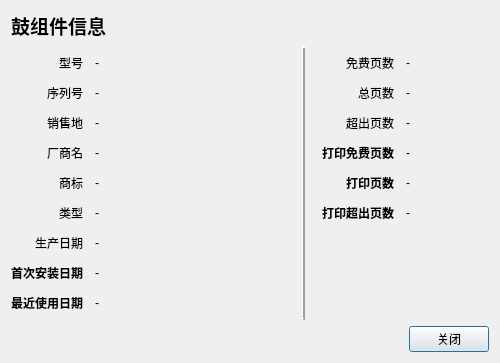
This is readback.ui in yslinux86/supplywriter_factory as Qt 5 draws it before an edit. The edited form follows.
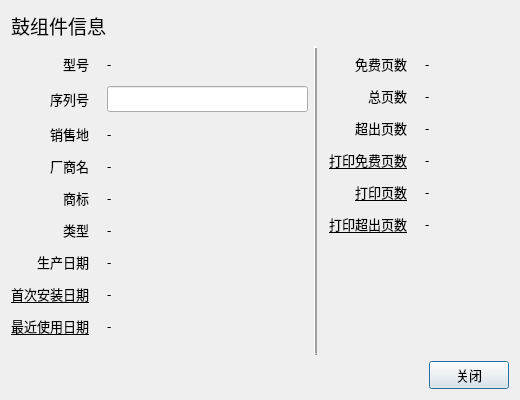
This is the edited form.

Patch:
```diff
--- a/readback.ui
+++ b/readback.ui
@@ -6,10 +6,16 @@
    <rect>
     <x>0</x>
     <y>0</y>
-    <width>500</width>
-    <height>320</height>
+    <width>520</width>
+    <height>400</height>
    </rect>
   </property>
+  <property name="font">
+   <font>
+    <family>微软雅黑</family>
+    <pointsize>10</pointsize>
+   </font>
+  </property>
   <property name="windowTitle">
    <string>耗材芯片回读信息</string>
   </property>
@@ -28,10 +34,10 @@
         <widget class="QLabel" name="DrumInfo">
          <property name="font">
           <font>
-           <family>Microsoft YaHei UI</family>
+           <family>微软雅黑</family>
            <pointsize>14</pointsize>
-           <weight>75</weight>
-           <bold>true</bold>
+           <weight>50</weight>
+           <bold>false</bold>
           </font>
          </property>
          <property name="text">
@@ -91,11 +97,20 @@
            <property name="bottomMargin">
             <number>8</number>
            </property>
-           <property name="spacing">
+           <property name="horizontalSpacing">
+            <number>18</number>
+           </property>
+           <property name="verticalSpacing">
             <number>12</number>
            </property>
            <item row="2" column="0">
             <widget class="QLabel" name="MarketLabel">
+             <property name="font">
+              <font>
+               <family>微软雅黑</family>
+               <pointsize>10</pointsize>
+              </font>
+             </property>
              <property name="text">
               <string>销售地</string>
              </property>
@@ -113,6 +128,12 @@
            </item>
            <item row="0" column="0">
             <widget class="QLabel" name="ModelLabel">
+             <property name="font">
+              <font>
+               <family>微软雅黑</family>
+               <pointsize>10</pointsize>
+              </font>
+             </property>
              <property name="layoutDirection">
               <enum>Qt::LeftToRight</enum>
              </property>
@@ -126,6 +147,12 @@
            </item>
            <item row="3" column="0">
             <widget class="QLabel" name="FactoryNameLabel">
+             <property name="font">
+              <font>
+               <family>微软雅黑</family>
+               <pointsize>10</pointsize>
+              </font>
+             </property>
              <property name="text">
               <string>厂商名</string>
              </property>
@@ -136,6 +163,12 @@
            </item>
            <item row="1" column="0">
             <widget class="QLabel" name="SerialNoLabel">
+             <property name="font">
+              <font>
+               <family>微软雅黑</family>
+               <pointsize>10</pointsize>
+              </font>
+             </property>
              <property name="text">
               <string>序列号</string>
              </property>
@@ -146,6 +179,12 @@
            </item>
            <item row="5" column="0">
             <widget class="QLabel" name="TypeLabel">
+             <property name="font">
+              <font>
+               <family>微软雅黑</family>
+               <pointsize>10</pointsize>
+              </font>
+             </property>
              <property name="text">
               <string>类型</string>
              </property>
@@ -156,6 +195,12 @@
            </item>
            <item row="4" column="0">
             <widget class="QLabel" name="TradeMarkLabel">
+             <property name="font">
+              <font>
+               <family>微软雅黑</family>
+               <pointsize>10</pointsize>
+              </font>
+             </property>
              <property name="text">
               <string>商标</string>
              </property>
@@ -168,8 +213,11 @@
             <widget class="QLabel" name="FirstDateLabel">
              <property name="font">
               <font>
-               <weight>75</weight>
-               <bold>true</bold>
+               <family>微软雅黑</family>
+               <pointsize>10</pointsize>
+               <weight>50</weight>
+               <bold>false</bold>
+               <underline>true</underline>
               </font>
              </property>
              <property name="text">
@@ -185,6 +233,12 @@
            </item>
            <item row="6" column="0">
             <widget class="QLabel" name="ProductionDateLabel">
+             <property name="font">
+              <font>
+               <family>微软雅黑</family>
+               <pointsize>10</pointsize>
+              </font>
+             </property>
              <property name="text">
               <string>生产日期</string>
              </property>
@@ -197,8 +251,11 @@
             <widget class="QLabel" name="LastDateLabel">
              <property name="font">
               <font>
-               <weight>75</weight>
-               <bold>true</bold>
+               <family>微软雅黑</family>
+               <pointsize>10</pointsize>
+               <weight>50</weight>
+               <bold>false</bold>
+               <underline>true</underline>
               </font>
              </property>
              <property name="text">
@@ -262,11 +319,7 @@
             </widget>
            </item>
            <item row="1" column="1">
-            <widget class="QLabel" name="SerialNo">
-             <property name="text">
-              <string>-</string>
-             </property>
-            </widget>
+            <widget class="QLineEdit" name="SerialNo"/>
            </item>
           </layout>
          </item>
@@ -317,15 +370,21 @@
            <property name="bottomMargin">
             <number>8</number>
            </property>
-           <property name="spacing">
+           <property name="horizontalSpacing">
+            <number>18</number>
+           </property>
+           <property name="verticalSpacing">
             <number>12</number>
            </property>
            <item row="5" column="0">
             <widget class="QLabel" name="PrintedBeyondPagesLabel">
              <property name="font">
               <font>
-               <weight>75</weight>
-               <bold>true</bold>
+               <family>微软雅黑</family>
+               <pointsize>10</pointsize>
+               <weight>50</weight>
+               <bold>false</bold>
+               <underline>true</underline>
               </font>
              </property>
              <property name="text">
@@ -343,8 +402,11 @@
             <widget class="QLabel" name="PrintedPagesLabel">
              <property name="font">
               <font>
-               <weight>75</weight>
-               <bold>true</bold>
+               <family>微软雅黑</family>
+               <pointsize>10</pointsize>
+               <weight>50</weight>
+               <bold>false</bold>
+               <underline>true</underline>
               </font>
              </property>
              <property name="text">
@@ -369,8 +431,11 @@
             <widget class="QLabel" name="PrintedFreePagesLabel">
              <property name="font">
               <font>
-               <weight>75</weight>
-               <bold>true</bold>
+               <family>微软雅黑</family>
+               <pointsize>10</pointsize>
+               <weight>50</weight>
+               <bold>false</bold>
+               <underline>true</underline>
               </font>
              </property>
              <property name="text">
@@ -393,6 +458,12 @@
            </item>
            <item row="0" column="0">
             <widget class="QLabel" name="FreePagesLabel">
+             <property name="font">
+              <font>
+               <family>微软雅黑</family>
+               <pointsize>10</pointsize>
+              </font>
+             </property>
              <property name="text">
               <string>免费页数</string>
              </property>
@@ -431,6 +502,12 @@
            </item>
            <item row="1" column="0">
             <widget class="QLabel" name="TotalPagesLabel">
+             <property name="font">
+              <font>
+               <family>微软雅黑</family>
+               <pointsize>10</pointsize>
+              </font>
+             </property>
              <property name="text">
               <string>总页数</string>
              </property>
@@ -441,6 +518,12 @@
            </item>
            <item row="2" column="0">
             <widget class="QLabel" name="BeyondPagesLabel">
+             <property name="font">
+              <font>
+               <family>微软雅黑</family>
+               <pointsize>10</pointsize>
+              </font>
+             </property>
              <property name="text">
               <string>超出页数</string>
              </property>
```
